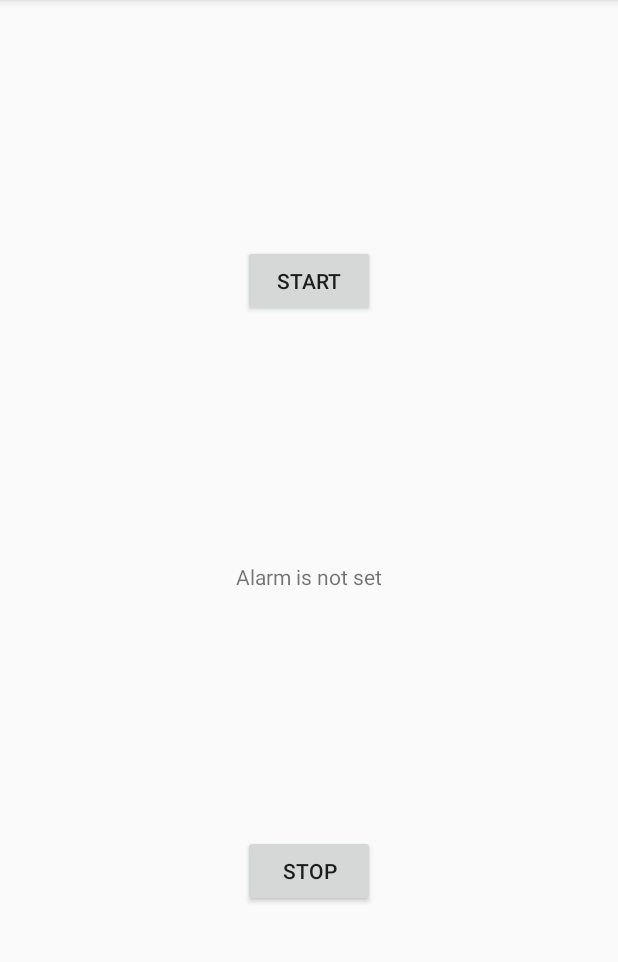
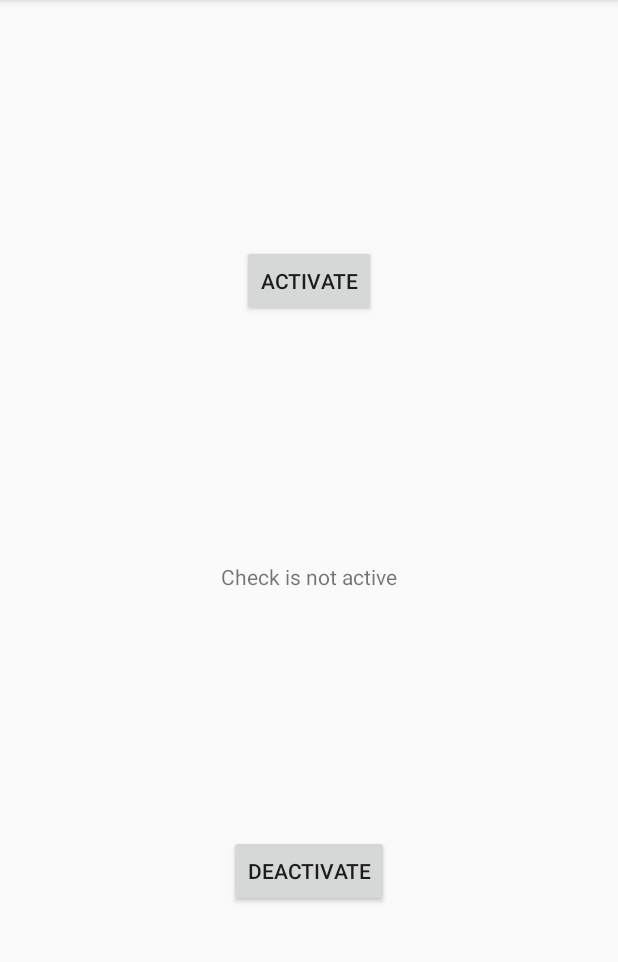
Before and after one commit to OliverSchmitt/DBDelay, an Android app: the screen it shows after launch (MainActivity), on a phone screen of 412 x 824 dp, the part 84-1046 px from its top. Run offline under Robolectric (Android 15) with nearby library versions, the phone set to English and light mode, and no system bars.

Commit message:
Restructure and refactor

```diff
--- a/app/src/main/java/com/example/dbdelay/MainActivity.java
+++ b/app/src/main/java/com/example/dbdelay/MainActivity.java
@@ -19,7 +19,7 @@ public class MainActivity extends AppCompatActivity {
     private static final String TAG = "MainActivity";
 
     // Point in time
-    private Calendar calendar;
+    private Calendar time;
     private static final int HOUR_OF_DAY = 6;
     private static final int MINUTE = 0;
     private static final int SECOND = 0;
@@ -28,32 +28,48 @@ public class MainActivity extends AppCompatActivity {
     private static final String CHANNEL_ID = "NotificationChannel";
     public static String getChannelId() { return CHANNEL_ID; }
 
-    // Alarm
+    // Check
     private AlarmManager alarmMgr;
-    private Intent intent;
+    private Intent checkIntent;
+
+    TextView textView;
+
+    private void createNotificationChannel() {
+        NotificationChannel channel = new NotificationChannel(CHANNEL_ID, "DBDelay",
+                NotificationManager.IMPORTANCE_DEFAULT);
+        NotificationManager notificationManager = getSystemService(NotificationManager.class);
+        notificationManager.createNotificationChannel(channel);
+    }
+
+    private void createTimePoint() {
+        time = Calendar.getInstance();
+        time.setTimeInMillis(System.currentTimeMillis());
+        time.add(Calendar.DAY_OF_MONTH, 1);
+        time.set(Calendar.HOUR_OF_DAY, HOUR_OF_DAY);
+        time.set(Calendar.MINUTE, MINUTE);
+        time.set(Calendar.SECOND, SECOND);
+    }
+
+    private boolean checkIsActive() {
+        return (PendingIntent.getBroadcast(this, 0, checkIntent,
+                PendingIntent.FLAG_NO_CREATE) != null);
+    }
+
+    private PendingIntent getPendingIntent() {
+        return PendingIntent.getBroadcast(MainActivity.this, 0, checkIntent,
+                PendingIntent.FLAG_CANCEL_CURRENT);
+    }
 
     @Override
     protected void onCreate(Bundle savedInstanceState) {
         super.onCreate(savedInstanceState);
         setContentView(R.layout.activity_main);
 
-        // Notification channel
-        NotificationChannel channel = new NotificationChannel(CHANNEL_ID, "DBDelay",
-                NotificationManager.IMPORTANCE_DEFAULT);
-        NotificationManager notificationManager = getSystemService(NotificationManager.class);
-        notificationManager.createNotificationChannel(channel);
+        createNotificationChannel();
+        createTimePoint();
 
-        // Specify the time to perform the intent
-        calendar = Calendar.getInstance();
-        calendar.setTimeInMillis(System.currentTimeMillis());
-        calendar.add(Calendar.DAY_OF_MONTH, 1);
-        calendar.set(Calendar.HOUR_OF_DAY, HOUR_OF_DAY);
-        calendar.set(Calendar.MINUTE, MINUTE);
-        calendar.set(Calendar.SECOND, SECOND);
-
-        // Create intent
-        intent = new Intent(this, RequestHandler.class);
-
+        // Create checkIntent
+        checkIntent = new Intent(this, RequestHandler.class);
         // Create alarm manager
         alarmMgr = (AlarmManager) getSystemService(ALARM_SERVICE);
 
@@ -61,29 +77,17 @@ public class MainActivity extends AppCompatActivity {
         Button startButton = findViewById(R.id.startButton);
         Button stopButton = findViewById(R.id.stopButton);
 
-        boolean alarmUp = (PendingIntent.getBroadcast(this, 0, intent,
-                PendingIntent.FLAG_NO_CREATE) != null);
+        boolean checkIsActive = checkIsActive();
 
-        final TextView textView = findViewById(R.id.textView);
-        textView.setText("Alarm is " + ((alarmUp) ? "" : "not ") + "set");
+        textView = findViewById(R.id.textView);
+        textView.setText(getString(R.string.isActive, (checkIsActive) ? "" : "not "));
 
         // Set click listeners
         startButton.setOnClickListener(new View.OnClickListener() {
             @Override
             public void onClick(View v) {
                 Log.d(TAG, "onClick: Start");
-                // Cancel existing alarm
-//                alarmMgr.cancel(alarmIntent);
-//                alarmIntent.cancel();
-
-                // Create the intent to perform
-                PendingIntent alarmIntent = PendingIntent.getBroadcast(MainActivity.this, 0, intent,
-                        PendingIntent.FLAG_CANCEL_CURRENT);
-
-                // Set alarm and repeat once a day
-                alarmMgr.setRepeating(AlarmManager.RTC_WAKEUP, calendar.getTimeInMillis(),
-                        AlarmManager.INTERVAL_DAY, alarmIntent);
-                textView.setText("Alarm is set");
+                activate(v);
             }
         });
 
@@ -91,15 +95,32 @@ public class MainActivity extends AppCompatActivity {
             @Override
             public void onClick(View v) {
                 Log.d(TAG, "onClick: Stop");
-                // Create the intent to perform
-                PendingIntent alarmIntent = PendingIntent.getBroadcast(MainActivity.this, 0, intent,
-                        PendingIntent.FLAG_CANCEL_CURRENT);
-
-                // Cancel alarm
-                alarmMgr.cancel(alarmIntent);
-                alarmIntent.cancel();
-                textView.setText("Alarm is not set");
+                deactivate(v);
             }
         });
     }
+
+    private void activate(View v) {
+        // Create the checkIntent to perform
+        PendingIntent alarmIntent = getPendingIntent();
+
+        // Set alarm and repeat once a day
+        alarmMgr.setRepeating(AlarmManager.RTC_WAKEUP, time.getTimeInMillis(),
+                AlarmManager.INTERVAL_DAY, alarmIntent);
+        textView.setText(getString(R.string.isActive, ""));
+
+        Log.d(TAG, "activate: activated");
+    }
+
+    private void deactivate(View v) {
+        // Create the checkIntent to perform
+        PendingIntent alarmIntent = getPendingIntent();
+
+        // Cancel alarm
+        alarmMgr.cancel(alarmIntent);
+        alarmIntent.cancel();
+        textView.setText(getString(R.string.isActive, "not "));
+
+        Log.d(TAG, "deactivate: deactivated");
+    }
 }
--- a/app/src/main/res/values/strings.xml
+++ b/app/src/main/res/values/strings.xml
@@ -1,5 +1,6 @@
 <resources>
     <string name="app_name">DBDelay</string>
-    <string name="startButton">Start</string>
-    <string name="stopButton">Stop</string>
+    <string name="startButton">Activate</string>
+    <string name="stopButton">Deactivate</string>
+    <string name="isActive">Check is %1$sactive</string>
 </resources>
```
Also changed, not shown: app/src/main/java/com/example/dbdelay/RequestHandler.java (+13 -8 lines).
